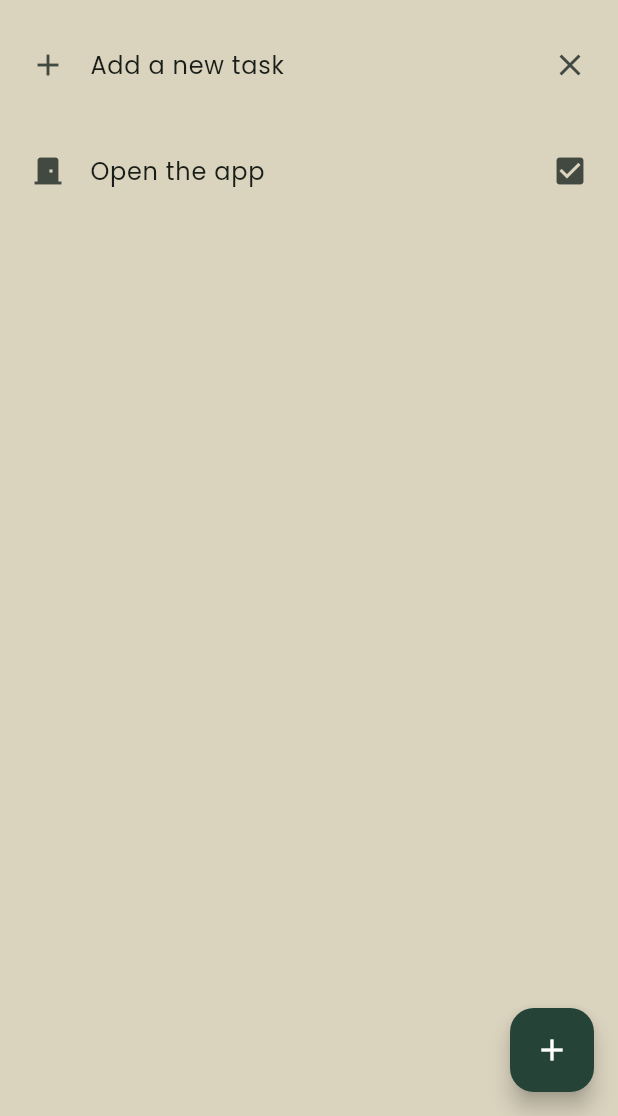
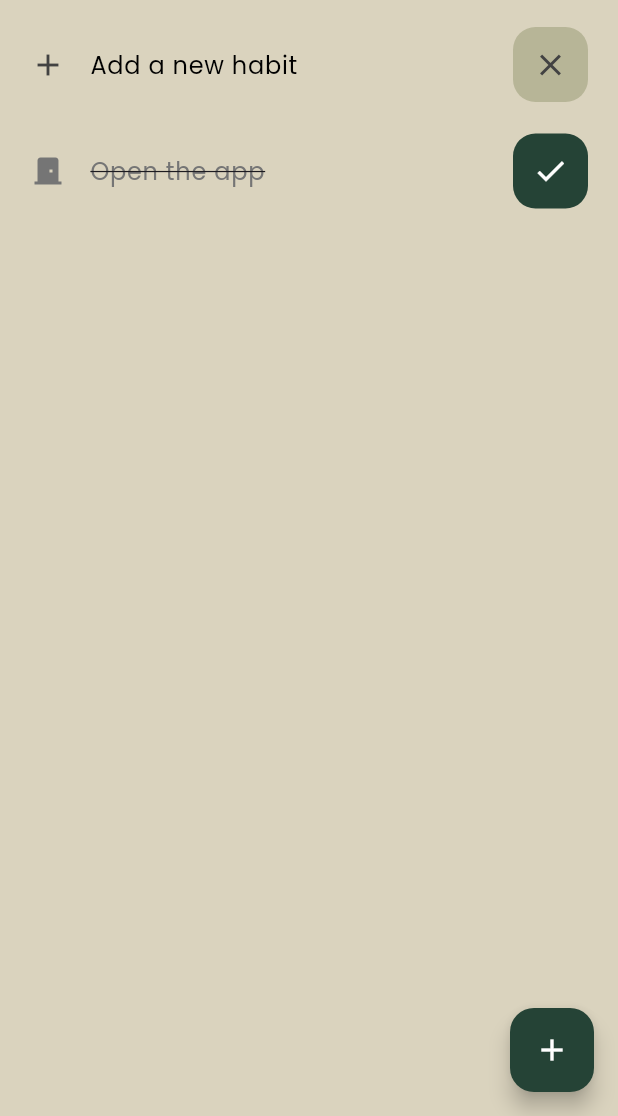
Before and after one commit to ashellz/habitt, a Flutter app: the screen it shows after launch, on a phone screen of 412 x 824 dp, the part 120-1236 px from its top. Run offline on Flutter 3.47's test engine with Material 3 defaults, Android fonts, the phone set to English and light mode, and no system bars; drawn by our look-alikes of flutter_slidable.

Commit message:
Update
- Confirm that habits are done function added
- Improved design
- Bug fixes
- Preparing for svg update (for later)

```diff
--- a/lib/pages/home_page.dart
+++ b/lib/pages/home_page.dart
@@ -18,7 +18,7 @@ class HomePage extends StatefulWidget {
 
 class HomePageState extends State<HomePage> {
   List habitList = [
-    ["Add a new task", false, Icons.add],
+    ["Add a new habit", false, Icons.add],
     ["Open the app", true, Icons.door_front_door],
   ];
 
@@ -111,6 +111,12 @@ class HomePageState extends State<HomePage> {
     Navigator.pop(context);
   }
 
+  void checkTask(int index) {
+    setState(() {
+      habitList[index][1] = !habitList[index][1];
+    });
+  }
+
   @override
   Widget build(BuildContext context) {
     return Scaffold(
@@ -127,6 +133,7 @@ class HomePageState extends State<HomePage> {
               habitList: habitList,
               edittask: editTask,
               deletetask: deleteTask,
+              checkTask: checkTask,
               index: index)),
       floatingActionButton: FloatingActionButton(
         backgroundColor: const Color.fromARGB(255, 37, 67, 54),
@@ -229,12 +236,14 @@ class HabitTile extends StatelessWidget {
     required this.edittask,
     required this.deletetask,
     required this.index,
+    required this.checkTask,
   });
 
   final List habitList;
   final int index;
   final Future<void> Function(int index) deletetask;
   final void Function(int index) edittask;
+  final void Function(int index) checkTask;
 
   void popmenu(BuildContext context) {
     Navigator.pop(context);
@@ -251,10 +260,10 @@ class HabitTile extends StatelessWidget {
             motion: const ScrollMotion(),
             children: [
               SlidableAction(
-                onPressed: (context) => deletetask(index),
+                onPressed: (context) => checkTask(index),
                 backgroundColor: const Color.fromARGB(255, 37, 67, 54),
                 foregroundColor: Colors.white,
-                label: 'Done',
+                label: habitList[index][1] ? 'Undo' : 'Done',
                 borderRadius: BorderRadius.circular(15),
               ),
               const SizedBox(width: 10),
@@ -387,10 +396,36 @@ class HabitTile extends StatelessWidget {
                 right: 20.0,
                 top: 5.0,
               ),
-              leading: Icon(habitList[index][2]),
-              title: Text(habitList[index][0]),
-              trailing:
-                  Icon(habitList[index][1] ? Icons.check_box : Icons.close),
+              leading: Icon(
+                habitList[index][2],
+                color: habitList[index][1]
+                    ? Colors.grey.shade600
+                    : Colors.grey.shade800,
+              ),
+              title: Text(
+                habitList[index][0],
+                style: TextStyle(
+                    color: habitList[index][1]
+                        ? Colors.grey.shade600
+                        : Colors.black,
+                    decoration: habitList[index][1]
+                        ? TextDecoration.lineThrough
+                        : null),
+              ),
+              trailing: Container(
+                height: 50,
+                width: 50,
+                decoration: BoxDecoration(
+                  color: habitList[index][1]
+                      ? const Color.fromARGB(255, 37, 67, 54)
+                      : const Color.fromARGB(255, 183, 181, 151),
+                  borderRadius: BorderRadius.circular(15),
+                ),
+                child: Icon(habitList[index][1] ? Icons.check : Icons.close,
+                    color: habitList[index][1]
+                        ? Colors.white
+                        : Colors.grey.shade800),
+              ),
             ),
           ),
         ),
--- a/lib/pages/icons.dart
+++ b/lib/pages/icons.dart
@@ -33,10 +33,8 @@ class IconsPage extends StatelessWidget {
             mainAxisAlignment: MainAxisAlignment.spaceEvenly,
             children: [
               IconWidget(icon: Icon(Icons.audiotrack)),
-              IconWidget(icon: Icon(Icons.restore_from_trash)),
-              IconWidget(
-                icon: Icon(Icons.book),
-              ),
+              IconWidget(icon: Icon(Icons.delete_rounded)),
+              IconWidget(icon: Icon(Icons.book)),
               IconWidget(icon: Icon(Icons.edit_document)),
             ],
           ),
@@ -72,7 +70,7 @@ class IconsPage extends StatelessWidget {
             children: [
               IconWidget(icon: Icon(Icons.coffee_rounded)),
               IconWidget(icon: Icon(Icons.science_rounded)),
-              IconWidget(icon: Icon(Icons.gamepad_rounded)),
+              IconWidget(icon: Icon(Icons.door_front_door_rounded)),
               IconWidget(icon: Icon(Icons.videogame_asset_rounded)),
             ],
           ),
--- a/pubspec.yaml
+++ b/pubspec.yaml
@@ -36,6 +36,7 @@ dependencies:
   cupertino_icons: ^1.0.6
   provider: ^6.0.0
   flutter_slidable: ^3.1.0
+  flutter_svg: ^2.0.10+1
 
 dev_dependencies:
   flutter_test:
@@ -59,8 +60,8 @@ flutter:
   uses-material-design: true
 
   # To add assets to your application, add an assets section, like this:
-  # assets:
-  #   - images/a_dot_burr.jpeg
+  assets:
+    - lib/images/
   #   - images/a_dot_ham.jpeg
 
   # An image asset can refer to one or more resolution-specific "variants", see
```
Also changed, not shown: lib/images/tooth.svg (added), lib/images/toothbrush.svg (added), pubspec.lock.
